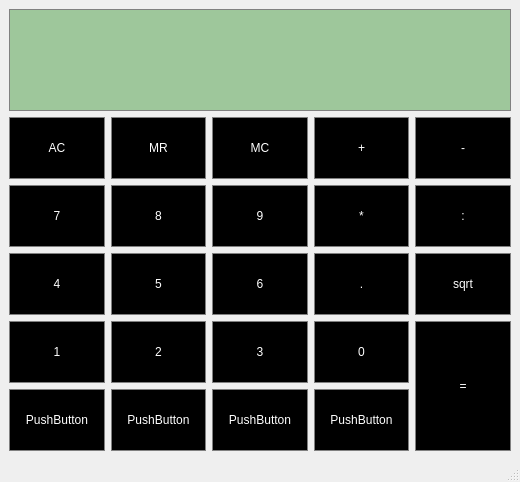
Qt form Calculator/calculator.ui (mastree/Tubes1OOP) before a commit.
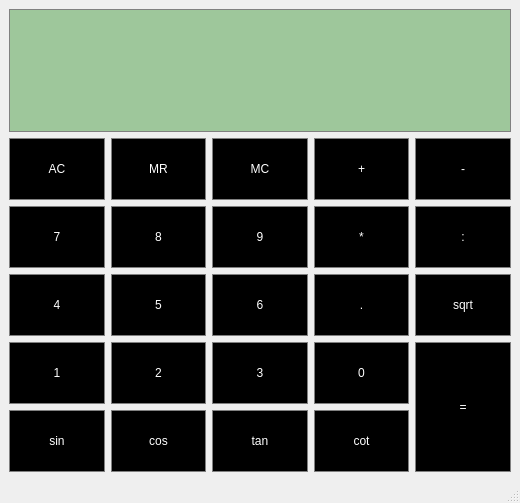
The same form after that commit.

```diff
--- a/Calculator/calculator.ui
+++ b/Calculator/calculator.ui
@@ -7,7 +7,7 @@
     <x>0</x>
     <y>0</y>
     <width>520</width>
-    <height>315</height>
+    <height>503</height>
    </rect>
   </property>
   <property name="windowTitle">
@@ -53,7 +53,7 @@
     <item row="5" column="1">
      <widget class="QPushButton" name="pushButton_2">
       <property name="text">
-       <string>PushButton</string>
+       <string>cos</string>
       </property>
      </widget>
     </item>
@@ -136,7 +136,7 @@
     <item row="5" column="2">
      <widget class="QPushButton" name="pushButton_3">
       <property name="text">
-       <string>PushButton</string>
+       <string>tan</string>
       </property>
      </widget>
     </item>
@@ -169,7 +169,7 @@
     <item row="5" column="3">
      <widget class="QPushButton" name="pushButton_4">
       <property name="text">
-       <string>PushButton</string>
+       <string>cot</string>
       </property>
      </widget>
     </item>
@@ -252,7 +252,7 @@
     <item row="5" column="0">
      <widget class="QPushButton" name="pushButton">
       <property name="text">
-       <string>PushButton</string>
+       <string>sin</string>
       </property>
      </widget>
     </item>
```
Left out of the diff: 8 changed lines with no effect on the pictures.
